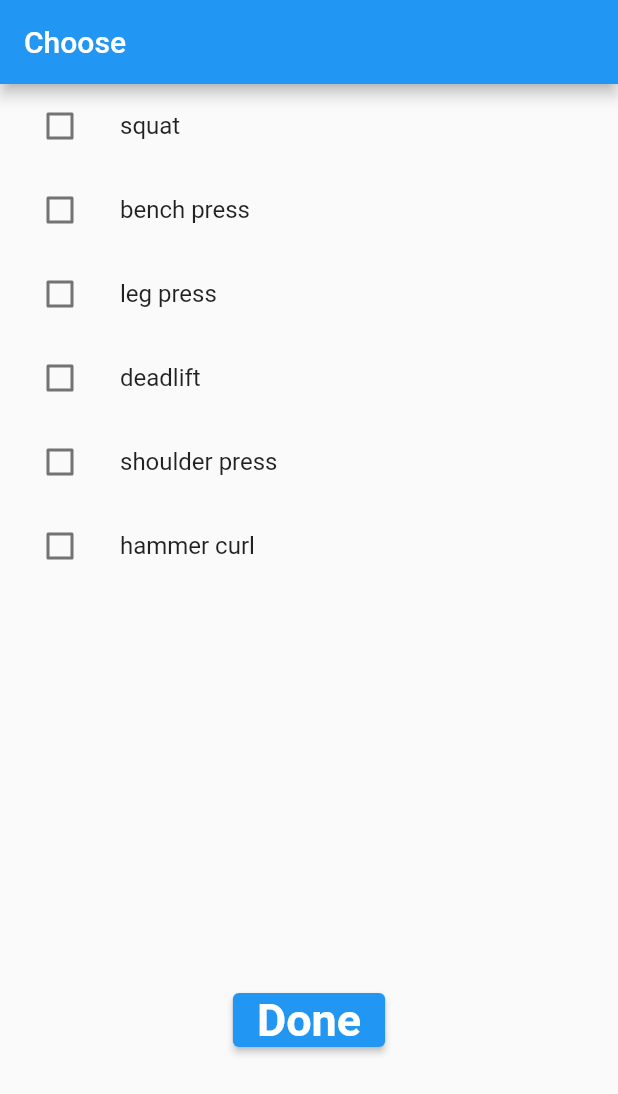
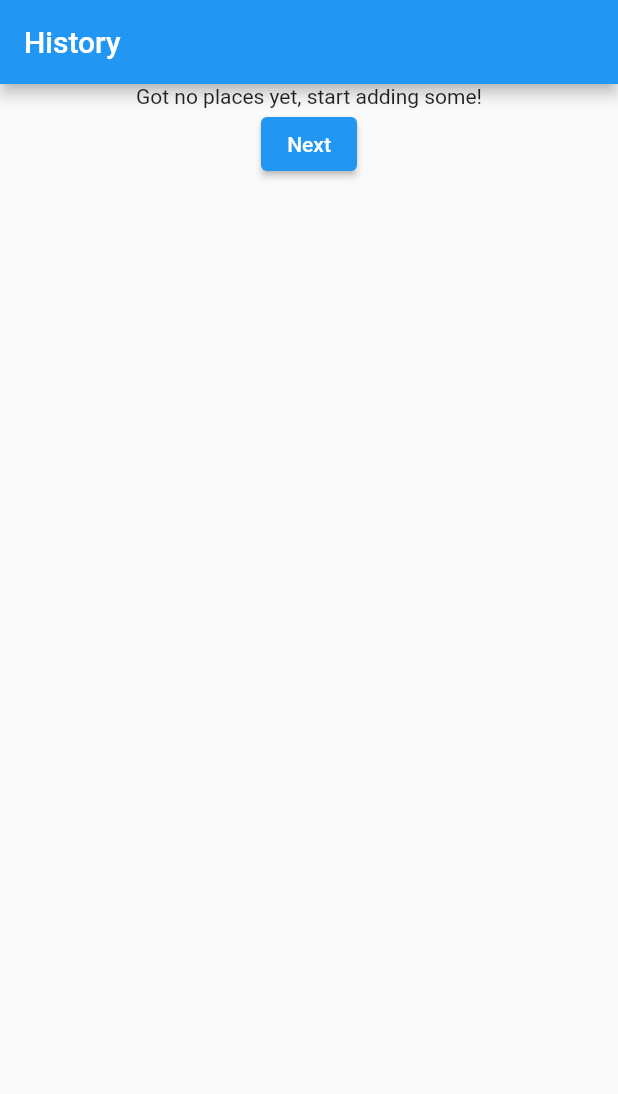
Before and after one commit to NguyenDuy79/fitness, a Flutter app: the screen it shows after launch, on a phone screen of 412 x 824 dp. Shown: the top 1094 px of the screen. Run offline on Flutter 3.47's test engine with Material 2 defaults, Android fonts, the phone set to English and light mode, and no system bars; our stand-ins replace sqflite, stop_watch_timer; accounts and stored records are empty.

Commit message:
2th commit

```diff
--- /dev/null
+++ b/lib/helper/db_helper.dart
@@ -0,0 +1,27 @@
+import 'package:sqflite/sqflite.dart' as sql;
+import 'package:path/path.dart' as path;
+import 'package:sqflite/sql.dart';
+import 'package:sqflite/sqlite_api.dart';
+
+class DBhelper {
+  static Future<Database> database() async {
+    final dbPath = await sql.getDatabasesPath();
+    return sql.openDatabase(path.join(dbPath, 'training_session_results1.db'),
+        onCreate: (db, version) async {
+      await db.execute(
+          'CREATE TABLE history_table(dateTime TEXT  ,exercise TEXT )');
+      await db.execute(
+          'CREATE TABLE set_time_table(dateTime TEXT  ,name TEXT, setNumber INTEGER, time TEXT )');
+    }, version: 1);
+  }
+
+  static Future<void> insert(String table, Map<String, Object> data) async {
+    final sqlDb = await DBhelper.database();
+    sqlDb.insert(table, data, conflictAlgorithm: ConflictAlgorithm.replace);
+  }
+
+  static Future<List<Map<String, dynamic>>> getData(String table) async {
+    final sqlDb = await DBhelper.database();
+    return sqlDb.query(table);
+  }
+}
--- a/lib/main.dart
+++ b/lib/main.dart
@@ -1,6 +1,9 @@
 import 'package:fitness_app/provider/exercise.dart';
+import 'package:fitness_app/provider/history.dart';
+import 'package:fitness_app/provider/set_number_time.dart';
+import 'package:fitness_app/screen/detail_history_screen.dart';
 import 'package:fitness_app/screen/exercise_screen.dart';
-import 'package:fitness_app/screen/finish_screen.dart';
+import 'package:fitness_app/screen/history_screen.dart';
 import 'package:fitness_app/screen/workout_screen.dart';
 import 'package:fitness_app/widget/Circular_progress_bar_item.dart';
 import 'package:fitness_app/widget/choose_screen_item.dart';
@@ -17,18 +20,23 @@ class MyApp extends StatelessWidget {
   // This widget is the root of your application.
   @override
   Widget build(BuildContext context) {
-    return ChangeNotifierProvider(
-      create: (ctx) => Exercise(),
+    return MultiProvider(
+      providers: [
+        ChangeNotifierProvider(create: (ctx) => Exercise()),
+        ChangeNotifierProvider(create: (ctx) => History()),
+        ChangeNotifierProvider(create: (ctx) => SetNumber())
+      ],
       child: MaterialApp(
         title: 'Flutter Demo',
         theme: ThemeData(
             primarySwatch: Colors.blue,
             colorScheme:
                 ColorScheme.fromSwatch().copyWith(secondary: Colors.amber)),
-        home: ChooseExerciseScreen(),
+        home: HistoryScreen(),
         routes: {
-          WorkoutScreen.router: (context) => const WorkoutScreen(),
-          FinishScreen.router: (context) => const FinishScreen()
+          WorkoutScreen.router: (context) => WorkoutScreen(),
+          ChooseExerciseScreen.router: (context) => ChooseExerciseScreen(),
+          DetailHistoryScreen.router: (context) => DetailHistoryScreen()
         },
       ),
     );
--- /dev/null
+++ b/lib/provider/history.dart
@@ -0,0 +1,36 @@
+import 'package:flutter/material.dart';
+
+import '../helper/db_helper.dart';
+
+class HistoryItem {
+  final String dateTime;
+  final String exersise;
+  HistoryItem(this.dateTime, this.exersise);
+}
+
+class History with ChangeNotifier {
+  List<HistoryItem?> _item = [];
+  List<HistoryItem?> get item {
+    return [..._item];
+  }
+
+  HistoryItem historyItem = HistoryItem('', '');
+
+  Future<void> fetchExercise(String dateTime) async {
+    print(dateTime);
+    final dataList = await DBhelper.getData('history_table');
+    var index =
+        dataList.indexWhere((element) => element['dateTime'] == dateTime);
+    historyItem =
+        HistoryItem(dataList[index]['dateTime'], dataList[index]['exercise']);
+
+    notifyListeners();
+  }
+
+  Future<void> fetchAllExercise() async {
+    final dataList = await DBhelper.getData('history_table');
+    _item =
+        dataList.map((e) => HistoryItem(e['dateTime'], e['exercise'])).toList();
+    notifyListeners();
+  }
+}
--- /dev/null
+++ b/lib/provider/set_number_time.dart
@@ -0,0 +1,38 @@
+import 'package:fitness_app/helper/db_helper.dart';
+import 'package:flutter/material.dart';
+
+class SetNumberItem {
+  final String name;
+  final int setNumber;
+  final String time;
+  SetNumberItem(
+      {required this.name, required this.setNumber, required this.time});
+}
+
+class SetNumber with ChangeNotifier {
+  List<SetNumberItem?> _item = [];
+  List<SetNumberItem?> get item {
+    return [..._item];
+  }
+
+  addSetNuber(String dateTime, String name, int setNumber, String time) {
+    DBhelper.insert('set_time_table', {
+      'dateTime': dateTime,
+      'name': name,
+      'setNumber': setNumber,
+      'time': time
+    });
+    print('done');
+  }
+
+  Future<void> fetchDatabase(String dateTime) async {
+    final dataList = await DBhelper.getData('set_time_table');
+    _item = dataList.map((e) {
+      if (e['dateTime'] == dateTime) {
+        return SetNumberItem(
+            name: e['name'], setNumber: e['setNumber'], time: e['time']);
+      }
+    }).toList();
+    notifyListeners();
+  }
+}
--- /dev/null
+++ b/lib/screen/history_screen.dart
@@ -0,0 +1,66 @@
+import 'package:fitness_app/provider/exercise.dart';
+import 'package:fitness_app/screen/detail_history_screen.dart';
+import 'package:fitness_app/screen/exercise_screen.dart';
+import 'package:flutter/material.dart';
+import 'package:provider/provider.dart';
+
+import '../provider/history.dart';
+
+class HistoryScreen extends StatelessWidget {
+  const HistoryScreen({super.key});
+  static const router = '/history-screen';
+
+  @override
+  Widget build(BuildContext context) {
+    return Scaffold(
+      appBar: AppBar(
+        title: Text('History'),
+        automaticallyImplyLeading: false,
+      ),
+      body: Column(
+        children: <Widget>[
+          FutureBuilder(
+            future:
+                Provider.of<History>(context, listen: false).fetchAllExercise(),
+            builder: (ctx, snapshot) => snapshot.connectionState ==
+                    ConnectionState.waiting
+                ? CircularProgressIndicator()
+                : Consumer<History>(
+                    builder: (ctx, greatPlaces, child) => greatPlaces
+                                .item.length <=
+                            0
+                        ? child!
+                        : Container(
+                            height: 500,
+                            child: ListView.builder(
+                              itemCount: greatPlaces.item.length,
+                              itemBuilder: (ctx, i) => InkWell(
+                                child: ListTile(
+                                  leading: Text(greatPlaces.item[i]!.dateTime),
+                                  title: Text(greatPlaces.item[i]!.exersise),
+                                  onTap: () {
+                                    Navigator.of(context).pushNamed(
+                                        DetailHistoryScreen.router,
+                                        arguments:
+                                            greatPlaces.item[i]!.dateTime);
+                                  },
+                                ),
+                              ),
+                            ),
+                          ),
+                    child: Center(
+                      child:
+                          const Text('Got no places yet, start adding some!'),
+                    ),
+                  ),
+          ),
+          ElevatedButton(
+              onPressed: () {
+                Navigator.of(context).pushNamed(ChooseExerciseScreen.router);
+              },
+              child: Text('Next'))
+        ],
+      ),
+    );
+  }
+}
--- a/lib/widget/choose_screen_item.dart
+++ b/lib/widget/choose_screen_item.dart
@@ -3,7 +3,8 @@ import 'package:flutter/material.dart';
 import 'package:provider/provider.dart';
 
 class ChooseScreenItem extends StatefulWidget {
-  const ChooseScreenItem({super.key});
+  const ChooseScreenItem(this.data, {super.key});
+  final List<ExerciseItem> data;
 
   @override
   State<ChooseScreenItem> createState() => _ChooseScreenItemState();
@@ -12,35 +13,30 @@ class ChooseScreenItem extends StatefulWidget {
 class _ChooseScreenItemState extends State<ChooseScreenItem> {
   @override
   Widget build(BuildContext context) {
-    final data = Provider.of<Exercise>(context, listen: false).item;
-
-    return Container(
-      height: 600,
-      child: ListView.builder(
-        itemCount: data.length,
+    return ListView.builder(
+      itemCount: widget.data.length,
       itemBuilder: (ctx, index) {
         return ListTile(
           leading: Checkbox(
-              value: data[index].choose,
+            value: widget.data[index].choose,
             onChanged: (value) {
               setState(() {
-                  data[index].choose = value!;
+                widget.data[index].choose = value!;
               });
-                if (data[index].choose == true) {
-                  Provider.of<Exercise>(context, listen: false)
-                      .addExercise(data[index].name, data[index].choose);
+              if (widget.data[index].choose == true) {
+                Provider.of<Exercise>(context, listen: false).addExercise(
+                    widget.data[index].name, widget.data[index].choose);
                 print(
                     '${Provider.of<Exercise>(context, listen: false).newItem.length}');
-                } else if (data[index].choose == false) {
+              } else if (widget.data[index].choose == false) {
                 Provider.of<Exercise>(context, listen: false)
-                      .removeExercise(data[index].name);
+                    .removeExercise(widget.data[index].name);
               }
             },
           ),
-            title: Text(data[index].name),
+          title: Text(widget.data[index].name),
         );
       },
-      ),
     );
   }
 }
--- a/pubspec.yaml
+++ b/pubspec.yaml
@@ -41,6 +41,10 @@ dev_dependencies:
     sdk: flutter
   provider: ^6.0.5
   stop_watch_timer: ^2.0.0
+  sqflite: ^2.2.6
+  path: ^1.8.2
+  get: ^4.6.5
+
 
   # The "flutter_lints" package below contains a set of recommended lints to
   # encourage good coding practices. The lint set provided by the package is
```
Also changed, not shown: lib/provider/exercise.dart (+21 -0 lines), lib/screen/detail_history_screen.dart (added, +47 -0 lines), lib/screen/exercise_screen.dart (+56 -12 lines), lib/screen/finish_screen.dart (deleted, +0 -18 lines), lib/screen/workout_screen.dart (+13 -6 lines), lib/widget/Circular_progress_bar_item.dart (+90 -36 lines), pubspec.lock, 1 other file. Lines whose indentation alone changed are shown as unchanged.
